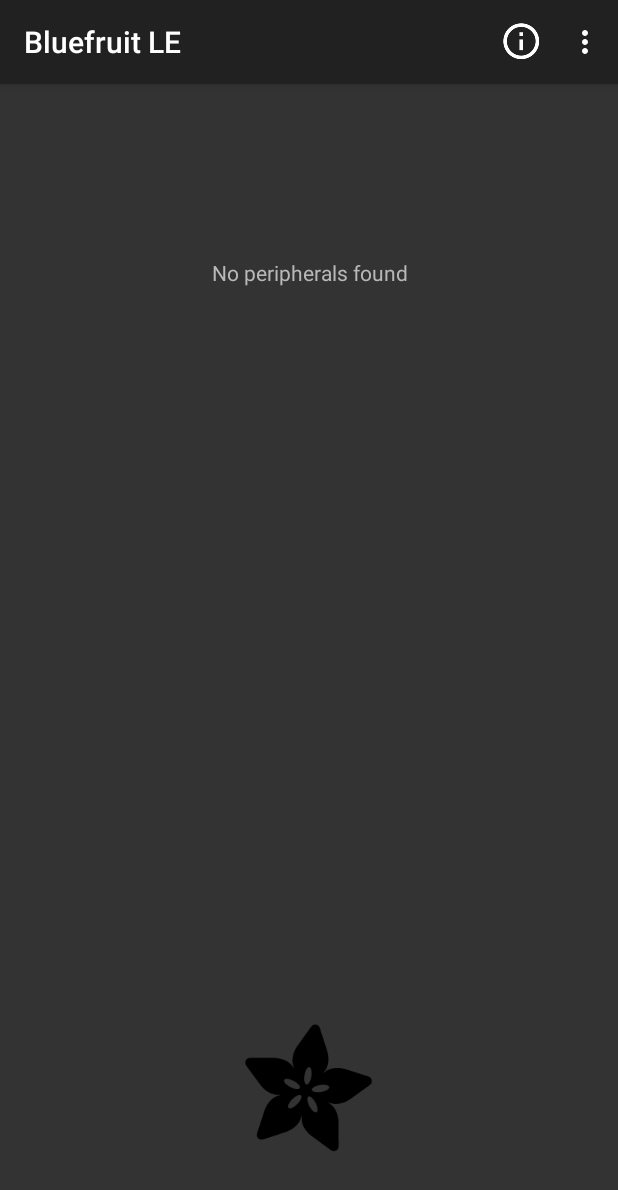
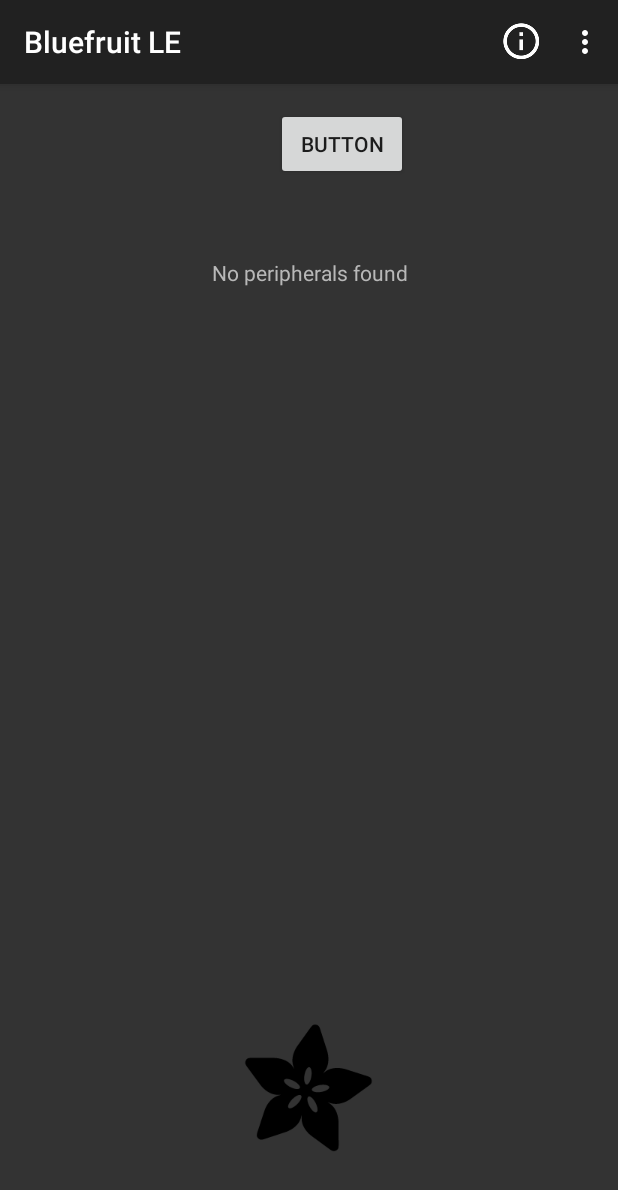
Before and after one commit to Vendetta547/Seminar_Project, an Android app: the screen it shows after launch (MainActivity), on a phone screen of 412 x 824 dp. Shown: the top 1190 px of the screen. Run offline under Robolectric (Android 15) with nearby library versions, the light colour scheme and no system bars.

Commit message:
adds button that directly connects to board

```diff
--- a/Android_Apps/Feather_Bluetooth_Comm/app/src/main/res/layout/activity_main.xml
+++ b/Android_Apps/Feather_Bluetooth_Comm/app/src/main/res/layout/activity_main.xml
@@ -18,7 +18,8 @@
         android:layout_centerHorizontal="true"
         android:layout_marginBottom="40dp"
         android:src="@drawable/adaflower"
-        tools:ignore="ContentDescription" />
+        tools:ignore="ContentDescription"
+        android:id="@+id/imageView" />
 
     <Button
         android:id="@+id/scanButton"
@@ -75,4 +76,15 @@
 
         </android.support.v4.widget.SwipeRefreshLayout>
     </LinearLayout>
+
+    <Button
+        android:id="@+id/button4"
+        android:layout_width="wrap_content"
+        android:layout_height="wrap_content"
+        android:layout_above="@+id/scanButton"
+        android:layout_alignStart="@+id/imageView"
+        android:layout_marginStart="21dp"
+        android:onClick="onClickDeviceConnect"
+        android:text="Button" />
+
 </RelativeLayout>
```
Also changed, not shown: Android_Apps/Feather_Bluetooth_Comm/app/src/main/java/com/adafruit/bluefruit/le/connect/app/MainActivity.java (+10 -52 lines).
